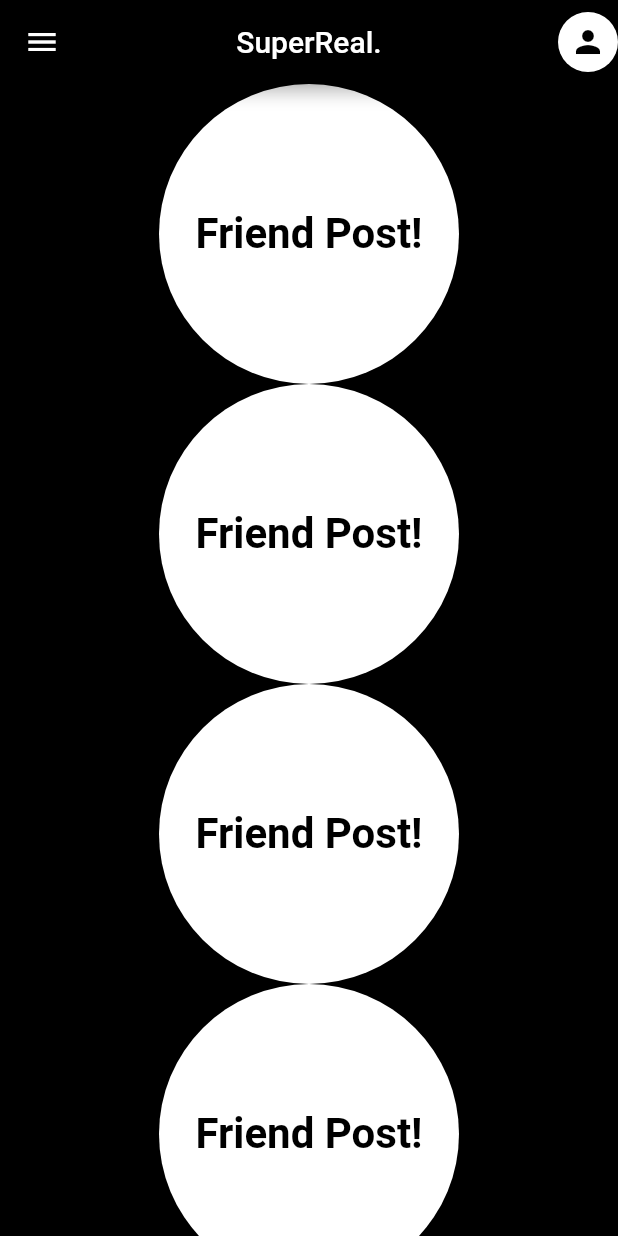
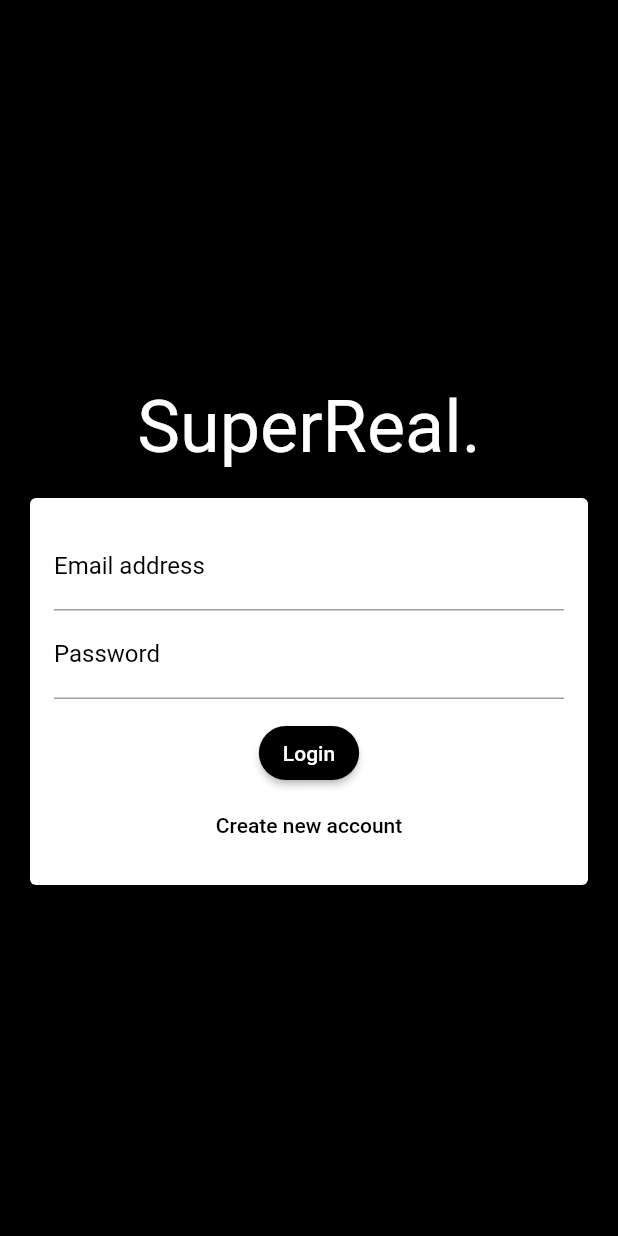
Before and after one commit to cartledgesam/EGR423-Final-App, a Flutter app: the screen it shows after launch, on a phone screen of 412 x 824 dp. Run offline on Flutter 3.47's test engine with Material 2 defaults, Android fonts, the phone set to English and light mode, and no system bars; our stand-ins replace cloud_firestore, firebase_auth, firebase_core, firebase_storage, image_picker; accounts and stored records are empty.

Commit message:
adds auth screen flow

```diff
--- a/superreal/lib/main.dart
+++ b/superreal/lib/main.dart
@@ -1,23 +1,51 @@
 import 'package:flutter/material.dart';
+import 'package:firebase_core/firebase_core.dart';
+import 'package:firebase_auth/firebase_auth.dart';
 
 import './screens/profile_screen.dart';
 import './screens/splash_screen.dart';
+import './screens/auth_screen.dart';
+import './screens/home_screen.dart';
 
 void main() {
-  runApp(const MyApp());
+  runApp(MyApp());
 }
 
 class MyApp extends StatelessWidget {
-  const MyApp({super.key});
-
   @override
   Widget build(BuildContext context) {
+    final Future<FirebaseApp> _initialization = Firebase.initializeApp();
+    return FutureBuilder(
+        future: _initialization,
+        builder: (context, appSnapshot) {
           return MaterialApp(
             title: 'Flutter Demo',
-      home: SplashScreen(),
+            theme: ThemeData(
+              primaryColor: Colors.black,
+              buttonTheme: ButtonTheme.of(context).copyWith(
+                buttonColor: Colors.blueGrey,
+                textTheme: ButtonTextTheme.primary,
+                shape: RoundedRectangleBorder(
+                  borderRadius: BorderRadius.circular(20),
+                ),
+              ),
+            ),
+            home: appSnapshot.connectionState != ConnectionState.done
+                ? SplashScreen()
+                : StreamBuilder(
+                    stream: FirebaseAuth.instance.authStateChanges(),
+                    builder: (ctx, userSnapshot) {
+                      // checks if we are logged in, then show the Chat Screen
+                      if (userSnapshot.hasData) {
+                        return HomeScreen();
+                      }
+                      return const AuthScreen();
+                    },
+                  ),
             routes: {
               ProfileScreen.routeName: (context) => ProfileScreen(),
             },
           );
+        });
   }
 }
--- /dev/null
+++ b/superreal/lib/screens/auth_screen.dart
@@ -0,0 +1,114 @@
+import 'dart:io';
+
+import 'package:flutter/material.dart';
+import 'package:firebase_auth/firebase_auth.dart';
+import 'package:cloud_firestore/cloud_firestore.dart';
+import 'package:firebase_storage/firebase_storage.dart';
+
+import '../widgets/auth/auth_form.dart';
+
+class AuthScreen extends StatefulWidget {
+  const AuthScreen({Key key}) : super(key: key);
+
+  @override
+  State<AuthScreen> createState() => _AuthScreenState();
+}
+
+class _AuthScreenState extends State<AuthScreen> {
+  final _auth = FirebaseAuth.instance;
+  var _isLoading = false;
+
+  void _submitAuthForm(
+    String email,
+    String password,
+    String username,
+    bool isLogin,
+    BuildContext ctx,
+  ) async {
+    UserCredential authResult;
+
+    try {
+      setState(() {
+        _isLoading = true;
+      });
+
+      if (isLogin) {
+        authResult = await _auth.signInWithEmailAndPassword(
+          email: email,
+          password: password,
+        ); // await means it waits for the future to complete and then we store it in this variable
+      } else {
+        authResult = await _auth.createUserWithEmailAndPassword(
+          email: email,
+          password: password,
+        );
+
+        // final ref = FirebaseStorage.instance
+        //     .ref()
+        //     .child('user_image')
+        //     .child(authResult.user.uid + '.jpg');
+
+        // await ref.putFile(image);
+
+        // final url = await ref.getDownloadURL();
+
+        await FirebaseFirestore.instance
+            .collection('users')
+            .doc(authResult.user.uid)
+            .set({
+          'username': username,
+          'email': email,
+        }
+                //   'image_url': url,
+                // },
+                );
+      }
+    } catch (err) {
+      var message = 'An error occured, please check your credentials!';
+      if (err.message != null) {
+        message = err.message;
+      }
+
+      ScaffoldMessenger.of(ctx).showSnackBar(
+        SnackBar(
+          content: Text(message),
+          backgroundColor: Theme.of(ctx).errorColor,
+        ),
+      );
+      // var question = 'Are you a student or a professional?'
+
+      setState(() {
+        _isLoading = false;
+        print('checking if we hit this');
+      });
+    }
+  }
+
+  @override
+  Widget build(BuildContext context) {
+    return Scaffold(
+      backgroundColor: Theme.of(context).primaryColor,
+      body: Column(
+        mainAxisAlignment: MainAxisAlignment.start,
+        children: [
+          SizedBox(
+            height: MediaQuery.of(context).size.height / 4 + 50,
+          ),
+          Center(
+            child: Text(
+              'SuperReal.',
+              style: TextStyle(color: Colors.white, fontSize: 48),
+            ),
+          ),
+          // SizedBox(
+          //   height: MediaQuery.of(context).size.height,
+          // ),
+          AuthForm(
+            _submitAuthForm,
+            _isLoading,
+          ),
+        ],
+      ),
+    );
+  }
+}
--- a/superreal/lib/screens/home_screen.dart
+++ b/superreal/lib/screens/home_screen.dart
@@ -3,8 +3,6 @@ import 'package:flutter/material.dart';
 import './profile_screen.dart';
 
 class HomeScreen extends StatefulWidget {
-  const HomeScreen({super.key});
-
   @override
   State<HomeScreen> createState() => _HomeScreenState();
 }
--- /dev/null
+++ b/superreal/lib/widgets/auth/auth_form.dart
@@ -0,0 +1,176 @@
+import 'dart:io';
+
+import 'package:flutter/material.dart';
+
+/// Created by: Jaden Watt
+/// Date: 11/19/22
+/// Description: Widget used in the auth screen
+class AuthForm extends StatefulWidget {
+  AuthForm(
+    this.submitFn,
+    this.isLoading,
+  );
+
+  final bool isLoading;
+  final void Function(
+    String email,
+    String password,
+    String userName,
+    bool isLogin,
+    BuildContext ctx,
+  ) submitFn;
+
+  @override
+  State<AuthForm> createState() => _AuthFormState();
+}
+
+class _AuthFormState extends State<AuthForm> {
+  final _formKey = GlobalKey<FormState>();
+  var _isLogin = true;
+  String _userEmail = '';
+  String _userName = '';
+  String _userPassword = '';
+  File _userImageFile;
+
+  void _pickedImage(File image) {
+    _userImageFile = image;
+  }
+
+  void _trySubmit() {
+    final isValid = _formKey.currentState.validate();
+    FocusScope.of(context).unfocus();
+
+// code for an image upload
+    // if (_userImageFile == null && !_isLogin) {
+    //   return;
+    // }
+
+    if (isValid) {
+      _formKey.currentState.save();
+      widget.submitFn(
+        _userEmail.trim(),
+        _userPassword.trim(),
+        _userName.trim(),
+        _isLogin,
+        context,
+      );
+    }
+  }
+
+  @override
+  Widget build(BuildContext context) {
+    return Center(
+      child: Card(
+        margin: const EdgeInsets.all(20),
+        child: SingleChildScrollView(
+          child: Padding(
+            padding: const EdgeInsets.all(16),
+            child: Form(
+              key: _formKey,
+              child: Column(
+                mainAxisSize: MainAxisSize.min,
+                children: <Widget>[
+                  TextFormField(
+                    key: const ValueKey('email'),
+                    validator: (value) {
+                      if (value == null || !value.contains('@')) {
+                        return 'Please enter a valid email address.';
+                      }
+                      return null;
+                    },
+                    keyboardType: TextInputType.emailAddress,
+                    cursorColor: Colors.black,
+                    decoration: const InputDecoration(
+                      labelText: 'Email address',
+                      labelStyle: TextStyle(color: Colors.black),
+                      hintStyle: TextStyle(color: Colors.black),
+                      focusedBorder: UnderlineInputBorder(
+                        borderSide: BorderSide(color: Colors.black),
+                      ),
+                    ),
+                    onSaved: (value) {
+                      _userEmail = value;
+                    },
+                  ),
+                  if (!_isLogin)
+                    TextFormField(
+                      key: const ValueKey('username'),
+                      cursorColor: Colors.black,
+                      validator: (value) {
+                        if (value.isEmpty || value.length < 4) {
+                          return 'Pleae enter at least 4 characters.';
+                        }
+                        return null;
+                      },
+                      decoration: const InputDecoration(
+                        labelText: 'Username',
+                        labelStyle: TextStyle(color: Colors.black),
+                        hintStyle: TextStyle(color: Colors.black),
+                        focusedBorder: UnderlineInputBorder(
+                          borderSide: BorderSide(color: Colors.black),
+                        ),
+                      ),
+                      onSaved: (value) {
+                        _userName = value;
+                      },
+                    ),
+                  TextFormField(
+                    key: const ValueKey('password'),
+                    cursorColor: Colors.black,
+                    validator: (value) {
+                      if (value.isEmpty || value.length < 7) {
+                        return 'Password must be at least 7 characters long.';
+                      }
+                      return null;
+                    },
+                    decoration: const InputDecoration(
+                      labelText: 'Password',
+                      labelStyle: TextStyle(color: Colors.black),
+                      hintStyle: TextStyle(color: Colors.black),
+                      focusedBorder: UnderlineInputBorder(
+                        borderSide: BorderSide(color: Colors.black),
+                      ),
+                    ),
+                    obscureText: true,
+                    onSaved: (value) {
+                      _userPassword = value;
+                    },
+                  ),
+                  const SizedBox(
+                    height: 12,
+                  ),
+                  if (widget.isLoading) CircularProgressIndicator(),
+                  if (!widget.isLoading)
+                    ElevatedButton(
+                      onPressed: _trySubmit,
+                      style: ButtonStyle(
+                        shape:
+                            MaterialStateProperty.all<RoundedRectangleBorder>(
+                                Theme.of(context).buttonTheme.shape),
+                        backgroundColor: MaterialStateProperty.all(
+                            Theme.of(context).primaryColor),
+                      ),
+                      child: Text(_isLogin ? 'Login' : 'Signup'),
+                    ),
+                  if (!widget.isLoading)
+                    TextButton(
+                      style: TextButton.styleFrom(
+                          foregroundColor: Theme.of(context).primaryColor),
+                      child: Text(_isLogin
+                          ? 'Create new account'
+                          : 'I already have an account'),
+                      onPressed: () {
+                        setState(() {
+                          _isLogin = !_isLogin;
+                        });
+                      },
+                    )
+                ],
+              ),
+            ),
+          ),
+        ),
+      ),
+    );
+  }
+}
```
Also changed, not shown: superreal/lib/screens/profile_screen.dart (+29 -6 lines), superreal/lib/screens/splash_screen.dart (+1 -24 lines), superreal/pubspec.yaml (+6 -2 lines), superreal/pubspec.lock, 5 other files. Lines whose indentation alone changed are shown as unchanged.
